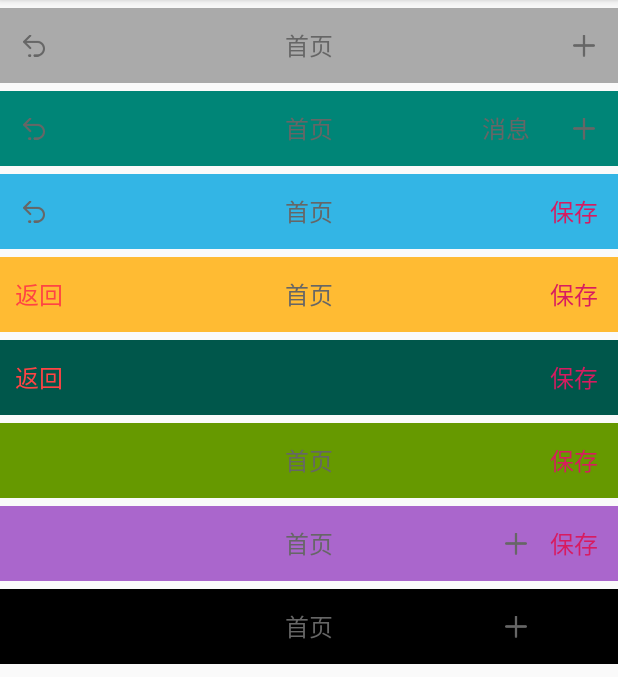
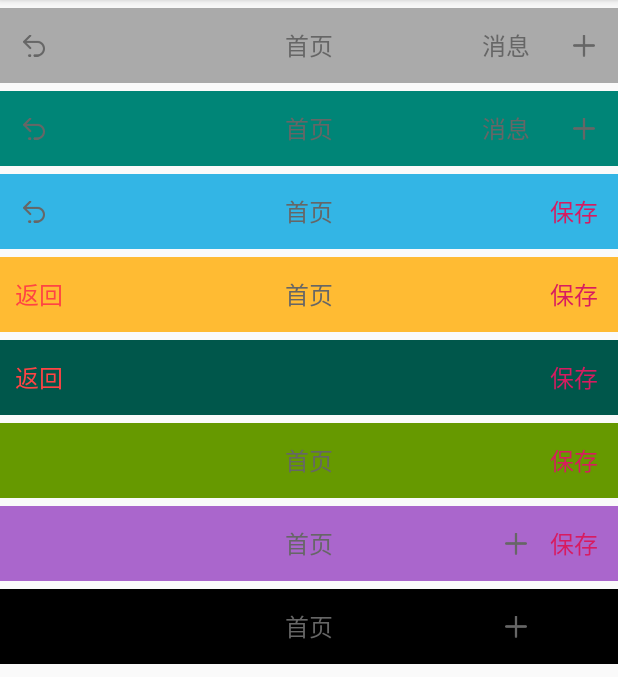
Before and after one commit to D10NGYANG/DL10TittleBar, an Android app: the screen it shows after launch (MainActivity), after a tap on "首页", on a phone screen of 412 x 824 dp, the part 84-761 px from its top. Run offline under Robolectric (Android 15) with nearby library versions, the phone set to English and light mode, and no system bars.

Commit message:
修复点击事件无法响应的问题

```diff
--- a/app/src/main/java/com/dlong/rep/dl10tittlebar/MainActivity.java
+++ b/app/src/main/java/com/dlong/rep/dl10tittlebar/MainActivity.java
@@ -1,13 +1,41 @@
 package com.dlong.rep.dl10tittlebar;
 
+import android.content.Context;
 import android.support.v7.app.AppCompatActivity;
 import android.os.Bundle;
+import android.view.View;
+import android.widget.Toast;
+
+import com.dlong.rep.dltittlebar.DLTittleBar;
 
 public class MainActivity extends AppCompatActivity {
+    private Context mContext = this;
+    private DLTittleBar tittleBar;
 
     @Override
     protected void onCreate(Bundle savedInstanceState) {
         super.onCreate(savedInstanceState);
         setContentView(R.layout.activity_main);
+
+        tittleBar = findViewById(R.id.tittle);
+        tittleBar.setOnTittleBarBtnsClick(new DLTittleBar.TittleBarBtnsOnClickListener() {
+            @Override
+            public void OnClick(View view) {
+                switch (view.getId()){
+                    case R.id.titleTxt:
+                        Toast.makeText(mContext, "tittle", Toast.LENGTH_SHORT).show();
+                        break;
+                    case R.id.leftBtnImg:
+                        Toast.makeText(mContext, "leftBtn", Toast.LENGTH_SHORT).show();
+                        break;
+                    case R.id.right1BtnTxt:
+                        Toast.makeText(mContext, "right1Btn", Toast.LENGTH_SHORT).show();
+                        break;
+                    case R.id.right2BtnImg:
+                        Toast.makeText(mContext, "right2Btn", Toast.LENGTH_SHORT).show();
+                        break;
+                }
+            }
+        });
     }
 }
--- a/app/src/main/res/layout/activity_main.xml
+++ b/app/src/main/res/layout/activity_main.xml
@@ -8,12 +8,15 @@
     tools:context=".MainActivity">
 
     <com.dlong.rep.dltittlebar.DLTittleBar
+        android:id="@+id/tittle"
         android:layout_width="match_parent"
         android:layout_height="50dp"
         android:layout_marginTop="5dp"
         app:barBackground="@android:color/darker_gray"
         app:leftBtnImage="@drawable/back"
         app:leftBtnVisible="true"
+        app:right1BtnTxt="消息"
+        app:right1BtnVisible="true"
         app:right2BtnImage="@drawable/add"
         app:right2BtnVisible="true"
         app:tittleColor="#666666"
--- a/dltittlebar/src/main/java/com/dlong/rep/dltittlebar/DLTittleBar.java
+++ b/dltittlebar/src/main/java/com/dlong/rep/dltittlebar/DLTittleBar.java
@@ -55,16 +55,27 @@ public class DLTittleBar extends RelativeLayout {
 
     /** 创建一个监听点击的接口 */
     public interface TittleBarBtnsOnClickListener{
-        void tittleOnClick();//右按钮1被点击的事件
-        void leftBtnOnClick();//左按钮被点击的事件
-        void right1BtnOnClick();//右按钮1被点击的事件
-        void right2BtnOnClick();//右按钮1被点击的事件
+        void OnClick(View view);
     }
 
     /** 向外提供一个设置监听的方法 */
     public void setOnTittleBarBtnsClick(TittleBarBtnsOnClickListener listener){
         this.mListener = listener;
+        mTittleTxt.setOnClickListener(onClickListener);
+        mLeftBtnImg.setOnClickListener(onClickListener);
+        mLeftBtnTxt.setOnClickListener(onClickListener);
+        mRight1BtnImg.setOnClickListener(onClickListener);
+        mRight1BtnTxt.setOnClickListener(onClickListener);
+        mRight2BtnImg.setOnClickListener(onClickListener);
+        mRight2BtnTxt.setOnClickListener(onClickListener);
     }
+
+    private OnClickListener onClickListener = new OnClickListener() {
+        @Override
+        public void onClick(View v) {
+            mListener.OnClick(v);
+        }
+    };
 
     public DLTittleBar(Context context) {
         super(context);
@@ -162,31 +173,6 @@ public class DLTittleBar extends RelativeLayout {
         }else {
             mRight2BtnRL.setVisibility(INVISIBLE);
         }
-        // 定义点击事件
-        mTittleBar.setOnClickListener(new OnClickListener() {
-            @Override
-            public void onClick(View v) {
-                mListener.tittleOnClick();
-            }
-        });
-        mLeftBtnRL.setOnClickListener(new OnClickListener() {
-            @Override
-            public void onClick(View v) {
-                mListener.leftBtnOnClick();
-            }
-        });
-        mRight1BtnRL.setOnClickListener(new OnClickListener() {
-            @Override
-            public void onClick(View v) {
-                mListener.right1BtnOnClick();
-            }
-        });
-        mRight2BtnRL.setOnClickListener(new OnClickListener() {
-            @Override
-            public void onClick(View v) {
-                mListener.right2BtnOnClick();
-            }
-        });
     }
 
     /**
--- a/dltittlebar/src/main/res/layout/tittle_bar.xml
+++ b/dltittlebar/src/main/res/layout/tittle_bar.xml
@@ -10,6 +10,7 @@
         android:layout_width="wrap_content"
         android:layout_height="match_parent"
         android:layout_centerInParent="true"
+        android:clickable="true"
         android:gravity="center"
         android:singleLine="true"
         android:text="标题"
@@ -19,7 +20,8 @@
     <RelativeLayout
         android:id="@+id/leftBtnRL"
         android:layout_width="wrap_content"
-        android:layout_height="wrap_content">
+        android:layout_height="wrap_content"
+        android:clickable="true">
 
         <ImageView
             android:id="@+id/leftBtnImg"
@@ -46,7 +48,8 @@
         android:id="@+id/right1BtnRL"
         android:layout_width="wrap_content"
         android:layout_height="wrap_content"
-        android:layout_toLeftOf="@+id/right2BtnRL">
+        android:layout_toLeftOf="@+id/right2BtnRL"
+        android:clickable="true">
 
         <ImageView
             android:id="@+id/right1BtnImg"
@@ -74,7 +77,8 @@
         android:id="@+id/right2BtnRL"
         android:layout_width="wrap_content"
         android:layout_height="wrap_content"
-        android:layout_alignParentRight="true">
+        android:layout_alignParentRight="true"
+        android:clickable="true">
 
         <ImageView
             android:id="@+id/right2BtnImg"
```
